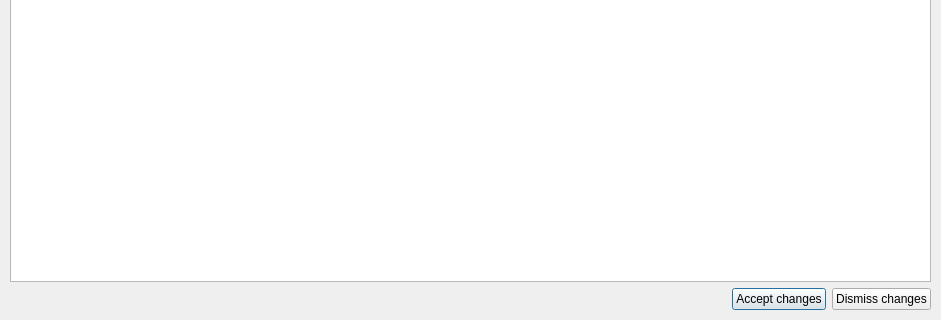
The window that src/GridCal/Gui/SyncDialogue/gui.ui (SanPen/GridCal) describes before a commit, drawn with Qt 5; both pictures show x 0 to 941 and y 270 to 590 of the 941 by 590 pixel window.
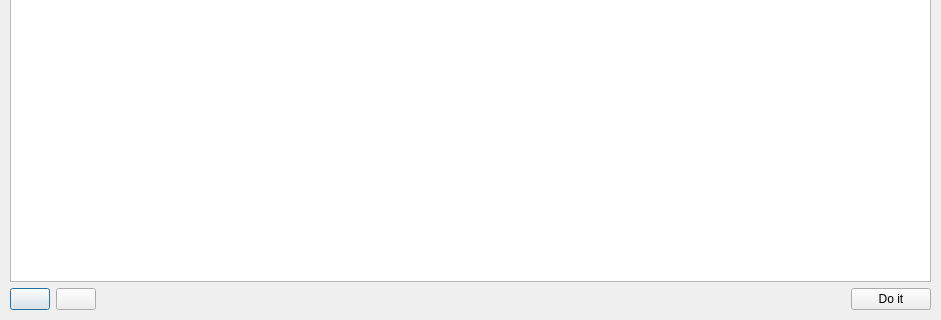
The same window after the commit. Icons and pictures are not drawn.

What changed in the file:
```diff
--- a/src/GridCal/Gui/SyncDialogue/gui.ui
+++ b/src/GridCal/Gui/SyncDialogue/gui.ui
@@ -66,6 +66,34 @@
       <property name="topMargin">
        <number>0</number>
       </property>
+      <item>
+       <widget class="QPushButton" name="accept_selected_pushButton">
+        <property name="toolTip">
+         <string>Accept selected</string>
+        </property>
+        <property name="text">
+         <string/>
+        </property>
+        <property name="icon">
+         <iconset resource="icons.qrc">
+          <normaloff>:/Icons/icons/accept.svg</normaloff>:/Icons/icons/accept.svg</iconset>
+        </property>
+       </widget>
+      </item>
+      <item>
+       <widget class="QPushButton" name="reject_selected_pushButton">
+        <property name="toolTip">
+         <string>Reject selected changes</string>
+        </property>
+        <property name="text">
+         <string/>
+        </property>
+        <property name="icon">
+         <iconset resource="icons.qrc">
+          <normaloff>:/Icons/icons/delete.svg</normaloff>:/Icons/icons/delete.svg</iconset>
+        </property>
+       </widget>
+      </item>
       <item>
        <spacer name="horizontalSpacer">
         <property name="orientation">
@@ -80,20 +108,12 @@
        </spacer>
       </item>
       <item>
-       <widget class="QPushButton" name="accept_pushButton">
-        <property name="text">
-         <string>Accept changes</string>
+       <widget class="QPushButton" name="doit_pushButton">
+        <property name="toolTip">
+         <string>Process all changes as especified</string>
         </property>
-        <property name="icon">
-         <iconset resource="icons.qrc">
-          <normaloff>:/Icons/icons/accept.svg</normaloff>:/Icons/icons/accept.svg</iconset>
-        </property>
-       </widget>
-      </item>
-      <item>
-       <widget class="QPushButton" name="dismiss_pushButton">
         <property name="text">
-         <string>Dismiss changes</string>
+         <string>Do it</string>
         </property>
         <property name="icon">
          <iconset resource="icons.qrc">
```
Left out of the diff: 2 changed lines with no effect on the pictures.
